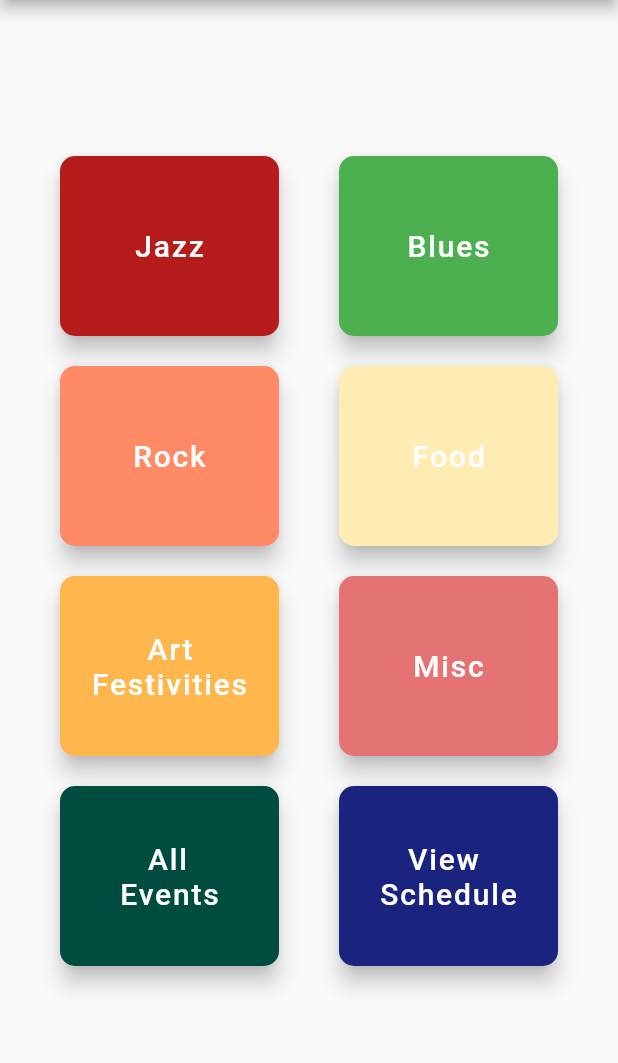
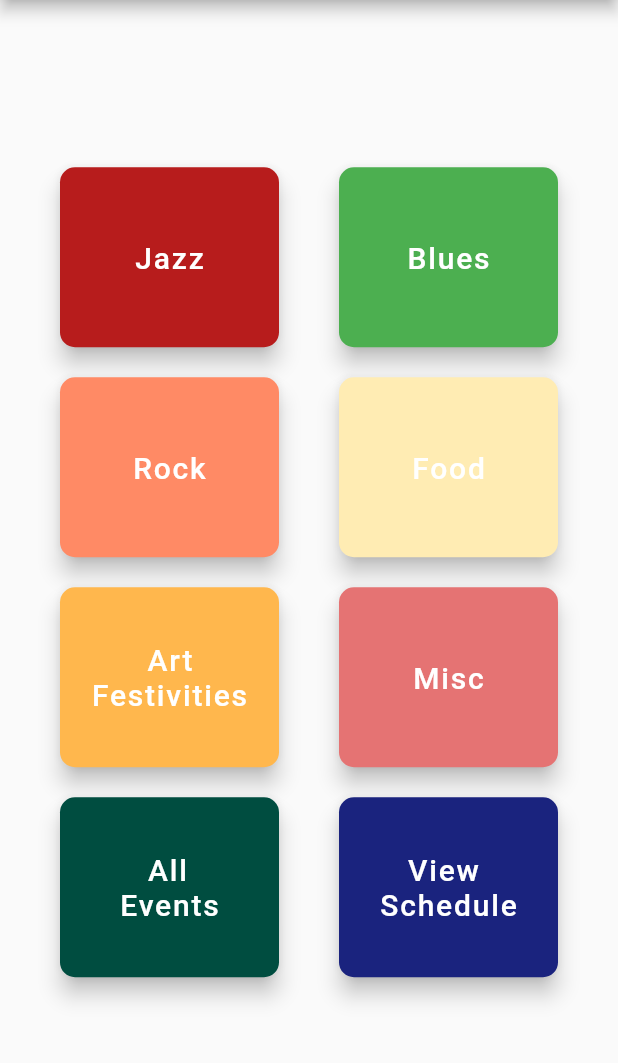
Before and after one commit to obilano/HandyApp, a Flutter app: the screen it shows after launch, on a phone screen of 412 x 824 dp, the part 84-1147 px from its top. Run offline on Flutter 3.47's test engine with Material 2 defaults, Android fonts, the phone set to English and light mode, and no system bars; our stand-ins replace auto_size_text, photo_view, rflutter_alert, webview_flutter.

```diff
--- a/lib/pages/home.dart
+++ b/lib/pages/home.dart
@@ -31,7 +31,7 @@ class Homepage extends StatelessWidget {
       body: Center(
         child: SingleChildScrollView(
           child: Container(
-            padding: EdgeInsets.only(left: 20.0, right: 20.0),
+            padding: EdgeInsets.only(left: 20.0, right: 20.0, top: 15.0),
             alignment: Alignment.bottomCenter,
             child: Column(
               mainAxisAlignment: MainAxisAlignment.center,
```
